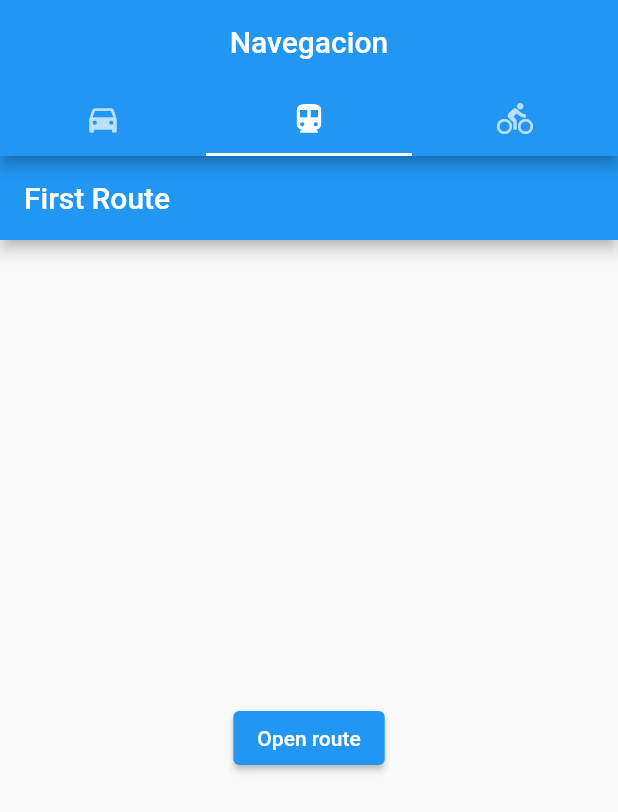
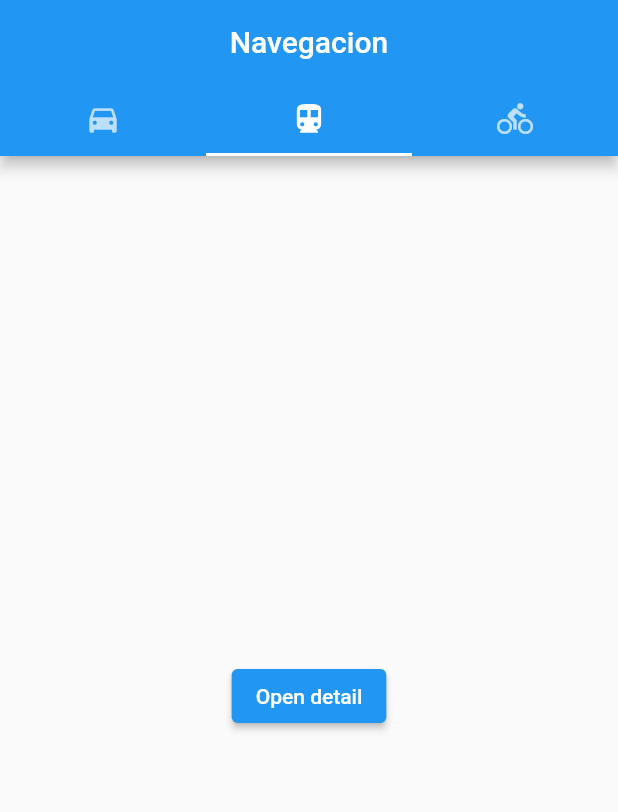
Before and after one commit to zamirar31/flutterNavegacion, a Flutter app: the screen it shows after launch, tab 2 chosen, on a phone screen of 412 x 824 dp. Shown: the top 812 px of the screen. Run offline on Flutter 3.47's test engine with Material 2 defaults, Android fonts, the light colour scheme and no system bars.

Commit message:
Diferentes tipos de navegacion

```diff
--- a/lib/src/home.dart
+++ b/lib/src/home.dart
@@ -1,5 +1,8 @@
 import 'package:flutter/material.dart';
-import 'package:flutter_navegacion/src/pages/direction_page.dart';
+import 'package:flutter_navegacion/src/models/car.dart';
+import 'package:flutter_navegacion/src/pages/bicycle/bicycle_page.dart';
+import 'package:flutter_navegacion/src/pages/car/car_page.dart';
+import 'package:flutter_navegacion/src/pages/direction/direction_page.dart';
 
 class HomePages extends StatelessWidget {
   const HomePages({super.key});
@@ -10,7 +13,7 @@ class HomePages extends StatelessWidget {
       length: 3,
       child: Scaffold(
         appBar: AppBar(
-          title: Center(
+          title: const Center(
             child: Text("Navegacion"),
           ),
           bottom: const TabBar(
@@ -23,26 +26,20 @@ class HomePages extends StatelessWidget {
         ),
         body: TabBarView(
           children: [
-            _tabCar(),
-            const DirectionPage(),
-            const Center(
-                child: Column(
-                    mainAxisAlignment: MainAxisAlignment.center,
-                    children: [
-                  Text("Informacion de lugar"),
-                  Icon(Icons.bike_scooter)
-                ])),
+            CarPage(
+              cars: List.generate(
+                20,
+                (i) => Car(
+                  'Car $i',
+                  'Model $i',
+                ),
+              ),
+            ),
+            DirectionPage(),
+            BicyclePage(),
           ],
         ),
       ),
     );
   }
-
-  Widget _tabCar() {
-    return const Center(
-        child: Column(mainAxisAlignment: MainAxisAlignment.center, children: [
-      Text("Informacion del vehiculo"),
-      Icon(Icons.car_crash)
-    ]));
-  }
 }
--- /dev/null
+++ b/lib/src/models/car.dart
@@ -0,0 +1,6 @@
+class Car {
+  final String make;
+  final String model;
+
+  const Car(this.make, this.model);
+}
--- /dev/null
+++ b/lib/src/pages/direction/direction_page.dart
@@ -0,0 +1,22 @@
+import 'package:flutter/material.dart';
+import 'package:flutter_navegacion/src/pages/direction/direction_detail_page.dart';
+
+class DirectionPage extends StatelessWidget {
+  const DirectionPage({super.key});
+
+  @override
+  Widget build(BuildContext context) {
+    return Center(
+      child: ElevatedButton(
+        child: const Text('Open detail'),
+        onPressed: () {
+          Navigator.push(
+            context,
+            MaterialPageRoute(
+                builder: (context) => const DirectionDetailPage()),
+          );
+        },
+      ),
+    );
+  }
+}
--- a/lib/src/pages/direction_page.dart
+++ /dev/null
@@ -1,40 +0,0 @@
-import 'package:flutter/material.dart';
-import 'package:flutter_navegacion/src/pages/direction_detail_page.dart';
-
-//class DirectionPage extends StatelessWidget {
-  //const DirectionPage({super.key});
-
-  //@override
-  //Widget build(BuildContext context) {
-   // return const Center(
-      //  child: Column(mainAxisAlignment: MainAxisAlignment.center, children: [
-    //  Text("Informacion de direcciones"),
-     // Icon(Icons.directions_transit)
-   // ]));
-  //}
-//}
-
-
-class DirectionPage extends StatelessWidget {
-  const DirectionPage({super.key});
-
-  @override
-  Widget build(BuildContext context) {
-    return Scaffold(
-      appBar: AppBar(
-        title: const Text('First Route'),
-      ),
-      body: Center(
-        child: ElevatedButton(
-          child: const Text('Open route'),
-          onPressed: () {
-            Navigator.push(
-              context,
-              MaterialPageRoute(builder: (context) => const DirectionDetailPage()),
-            );
-          },
-        ),
-      ),
-    );
-  }
-}
```
Also changed, not shown: data/list_cars.json (added, +14 -0 lines), lib/src/pages/bicycle/bicycle_detail_page.dart (added, +39 -0 lines), lib/src/pages/bicycle/bicycle_page.dart (added, +32 -0 lines), lib/src/pages/car/car_detail_page.dart (added, +19 -0 lines), lib/src/pages/car/car_page.dart (added, +27 -0 lines), lib/src/pages/direction/direction_detail_page.dart (added, +10 -0 lines), lib/src/pages/direction_detail_page.dart (deleted, +0 -33 lines).
